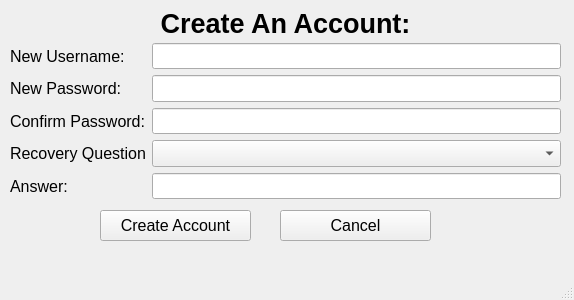
Before: the Qt Designer form frontend/sign_up_window.ui in jtmedalla/cmsc128-Lab1_CRUD_Medalla, drawn with Qt 5.
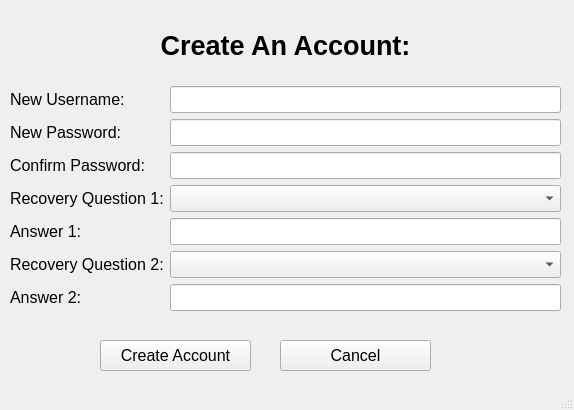
After: the same form once the commit is applied.

```diff
--- a/frontend/sign_up_window.ui
+++ b/frontend/sign_up_window.ui
@@ -7,7 +7,7 @@
     <x>0</x>
     <y>0</y>
     <width>574</width>
-    <height>300</height>
+    <height>410</height>
    </rect>
   </property>
   <property name="sizePolicy">
@@ -19,13 +19,13 @@
   <property name="minimumSize">
    <size>
     <width>574</width>
-    <height>300</height>
+    <height>410</height>
    </size>
   </property>
   <property name="maximumSize">
    <size>
     <width>574</width>
-    <height>300</height>
+    <height>410</height>
    </size>
   </property>
   <property name="font">
@@ -44,7 +44,7 @@
       <x>10</x>
       <y>10</y>
       <width>551</width>
-      <height>189</height>
+      <height>301</height>
      </rect>
     </property>
     <layout class="QGridLayout" name="gridLayout">
@@ -107,6 +107,13 @@
        </property>
       </widget>
      </item>
+     <item row="5" column="0">
+      <widget class="QLabel" name="lbl_answer_1">
+       <property name="text">
+        <string>Answer 1:</string>
+       </property>
+      </widget>
+     </item>
      <item row="1" column="0">
       <widget class="QLabel" name="label">
        <property name="font">
@@ -133,6 +140,13 @@
        </property>
       </widget>
      </item>
+     <item row="6" column="0">
+      <widget class="QLabel" name="lbl_security_question_2">
+       <property name="text">
+        <string>Recovery Question 2:</string>
+       </property>
+      </widget>
+     </item>
      <item row="4" column="1">
       <widget class="QComboBox" name="cmb_security"/>
      </item>
@@ -161,19 +175,25 @@
      <item row="4" column="0">
       <widget class="QLabel" name="lbl_security_question">
        <property name="text">
-        <string>Recovery Question</string>
-       </property>
-      </widget>
-     </item>
-     <item row="5" column="0">
-      <widget class="QLabel" name="lbl_answer">
-       <property name="text">
-        <string>Answer:</string>
+        <string>Recovery Question 1:</string>
        </property>
       </widget>
      </item>
      <item row="5" column="1">
-      <widget class="QLineEdit" name="lineEdit"/>
+      <widget class="QLineEdit" name="line_answer_1"/>
+     </item>
+     <item row="7" column="0">
+      <widget class="QLabel" name="lbl_answer_2">
+       <property name="text">
+        <string>Answer 2:</string>
+       </property>
+      </widget>
+     </item>
+     <item row="7" column="1">
+      <widget class="QLineEdit" name="line_answer_2"/>
+     </item>
+     <item row="6" column="1">
+      <widget class="QComboBox" name="combo_security_question_2"/>
      </item>
     </layout>
    </widget>
@@ -181,7 +201,7 @@
     <property name="geometry">
      <rect>
       <x>100</x>
-      <y>210</y>
+      <y>340</y>
       <width>151</width>
       <height>31</height>
      </rect>
@@ -194,7 +214,7 @@
     <property name="geometry">
      <rect>
       <x>280</x>
-      <y>210</y>
+      <y>340</y>
       <width>151</width>
       <height>31</height>
      </rect>
```
Left out of the diff: 15 changed lines with no effect on the pictures.
